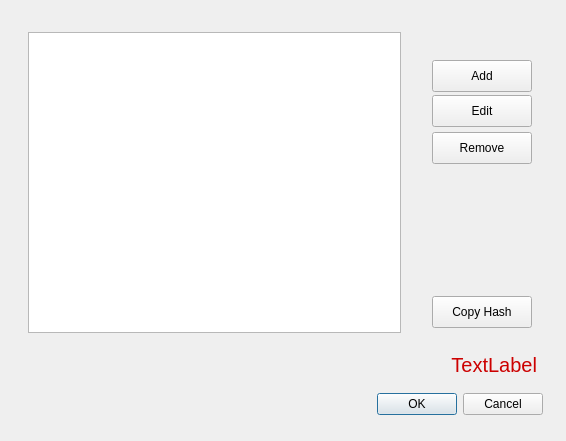
proximax-storage/cpp-xpx-storage-user-app, file UserApp/ManageDrivesDialog.ui: the form before one commit.
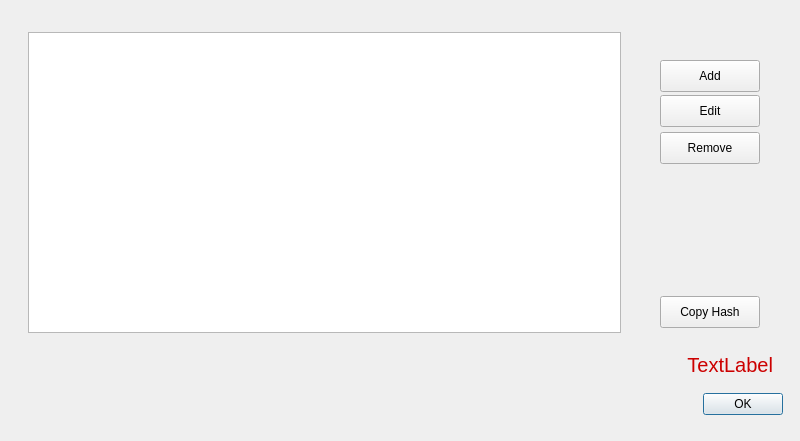
The form after the commit.

```diff
--- a/UserApp/ManageDrivesDialog.ui
+++ b/UserApp/ManageDrivesDialog.ui
@@ -6,7 +6,7 @@
    <rect>
     <x>0</x>
     <y>0</y>
-    <width>566</width>
+    <width>800</width>
     <height>441</height>
    </rect>
   </property>
@@ -18,7 +18,7 @@
     <rect>
      <x>10</x>
      <y>388</y>
-     <width>533</width>
+     <width>773</width>
      <height>32</height>
     </rect>
    </property>
@@ -26,7 +26,7 @@
     <enum>Qt::Horizontal</enum>
    </property>
    <property name="standardButtons">
-    <set>QDialogButtonBox::Cancel|QDialogButtonBox::Ok</set>
+    <set>QDialogButtonBox::Ok</set>
    </property>
   </widget>
   <widget class="QLabel" name="m_errorText">
@@ -34,7 +34,7 @@
     <rect>
      <x>64</x>
      <y>352</y>
-     <width>473</width>
+     <width>709</width>
      <height>25</height>
     </rect>
    </property>
@@ -56,7 +56,7 @@
   <widget class="QPushButton" name="m_addBtn">
    <property name="geometry">
     <rect>
-     <x>432</x>
+     <x>660</x>
      <y>60</y>
      <width>100</width>
      <height>32</height>
@@ -69,7 +69,7 @@
   <widget class="QPushButton" name="m_removeBtn">
    <property name="geometry">
     <rect>
-     <x>432</x>
+     <x>660</x>
      <y>132</y>
      <width>100</width>
      <height>32</height>
@@ -82,7 +82,7 @@
   <widget class="QPushButton" name="m_editBtn">
    <property name="geometry">
     <rect>
-     <x>432</x>
+     <x>660</x>
      <y>95</y>
      <width>100</width>
      <height>32</height>
@@ -97,7 +97,7 @@
     <rect>
      <x>28</x>
      <y>32</y>
-     <width>373</width>
+     <width>593</width>
      <height>301</height>
     </rect>
    </property>
@@ -105,7 +105,7 @@
   <widget class="QPushButton" name="m_copyHashBtn">
    <property name="geometry">
     <rect>
-     <x>432</x>
+     <x>660</x>
      <y>296</y>
      <width>100</width>
      <height>32</height>
```
